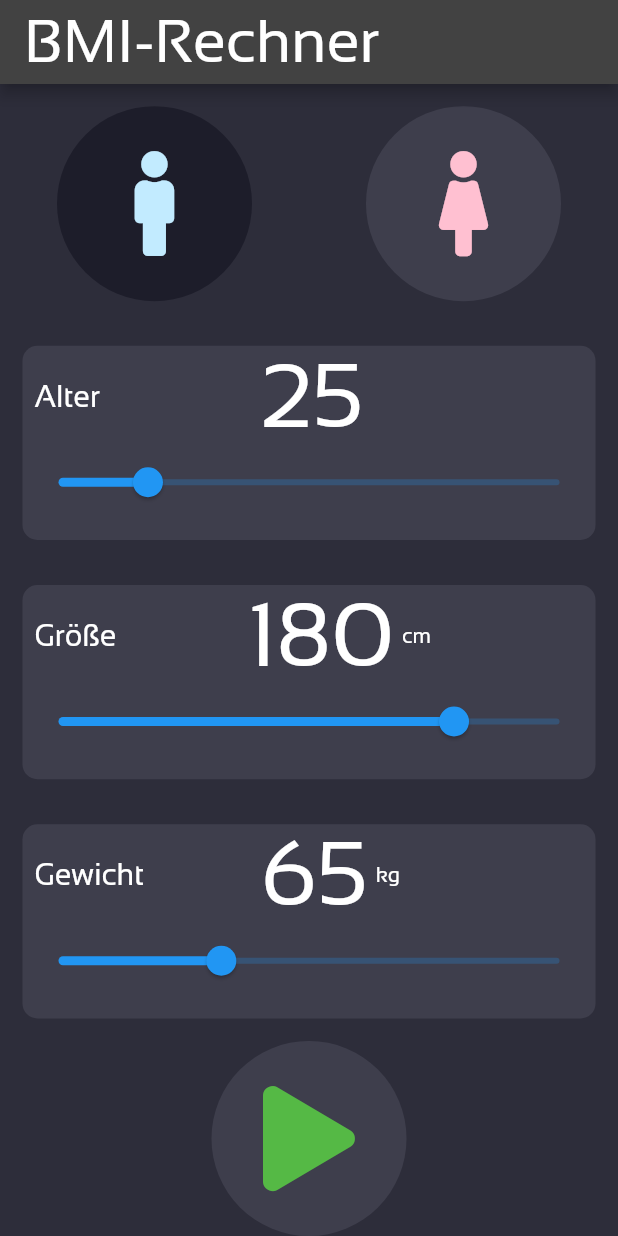
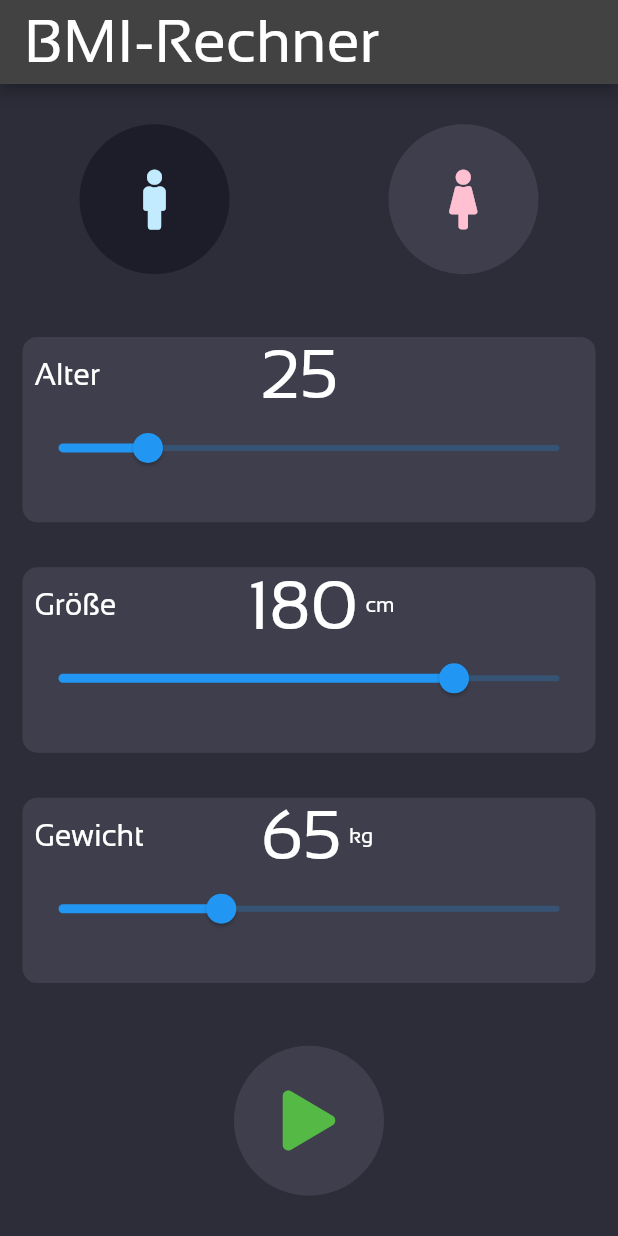
Before and after one commit to samuelru3/BMI_Calculator, a Flutter app: the screen it shows after launch, on a phone screen of 412 x 824 dp. Run offline on Flutter 3.47's test engine with Material 2 defaults, Android fonts, the phone set to English and light mode, and no system bars; our stand-ins replace font_awesome_flutter.

```diff
--- a/lib/constands.dart
+++ b/lib/constands.dart
@@ -15,7 +15,7 @@ const kUnitTextStyle = TextStyle(
   fontSize: 20,
 );
 const kValueTextStyle = TextStyle(
-  fontSize: 60,
+  fontSize: 45,
 );
 
 const kAppBarTextStyle = TextStyle(
--- a/lib/ui_windows/input_window.dart
+++ b/lib/ui_windows/input_window.dart
@@ -40,7 +40,7 @@ class _InputWindowState extends State<InputWindow> {
                         : kLightGrayWidgetBackgroundColor,
                     content: Icon(
                       FontAwesomeIcons.male,
-                      size: 70,
+                      size: 40,
                       color: Color(0xFFC2EBFF),
                     ),
                     isTapped: () {
@@ -55,7 +55,7 @@ class _InputWindowState extends State<InputWindow> {
                         : kLightGrayWidgetBackgroundColor,
                     content: Icon(
                       FontAwesomeIcons.female,
-                      size: 70,
+                      size: 40,
                       color: Color(0xFFFFC0D1),
                     ),
                     isTapped: () {
@@ -115,6 +115,7 @@ class _InputWindowState extends State<InputWindow> {
                 ),
               ),
             ),
+
             //Größe Eingabe Modul
             Expanded(
               child: Padding(
@@ -212,11 +213,15 @@ class _InputWindowState extends State<InputWindow> {
               ),
             ),
             //Play Button
+            Expanded(
+              child: Row(
+                mainAxisAlignment: MainAxisAlignment.spaceAround,
+                children: [
                   RoundButtonWidget(
                     color: Color(0xFF3E3E4C),
                     content: Icon(
                       FontAwesomeIcons.play,
-                size: 70,
+                      size: 40,
                       color: Color(0xFF55B945),
                     ),
                     isTapped: () {
@@ -240,6 +245,9 @@ class _InputWindowState extends State<InputWindow> {
                 ],
               ),
             ),
+          ],
+        ),
+      ),
     );
   }
 }
--- a/lib/ui_windows/result_window.dart
+++ b/lib/ui_windows/result_window.dart
@@ -52,7 +52,7 @@ class ResultWindow extends StatelessWidget {
                   Text(
                     bmiResult,
                     style: TextStyle(
-                      fontSize: 90,
+                      fontSize: 70,
                     ),
                   )
                 ],
@@ -67,7 +67,7 @@ class ResultWindow extends StatelessWidget {
                 color: kLightGrayWidgetBackgroundColor,
                 content: Icon(
                   FontAwesomeIcons.reply,
-                  size: 70,
+                  size: 60,
                   color: Color(0xFF0047FF),
                 ),
                 isTapped: () {
```
Also changed, not shown: 7 other files. Lines whose indentation alone changed are shown as unchanged.
